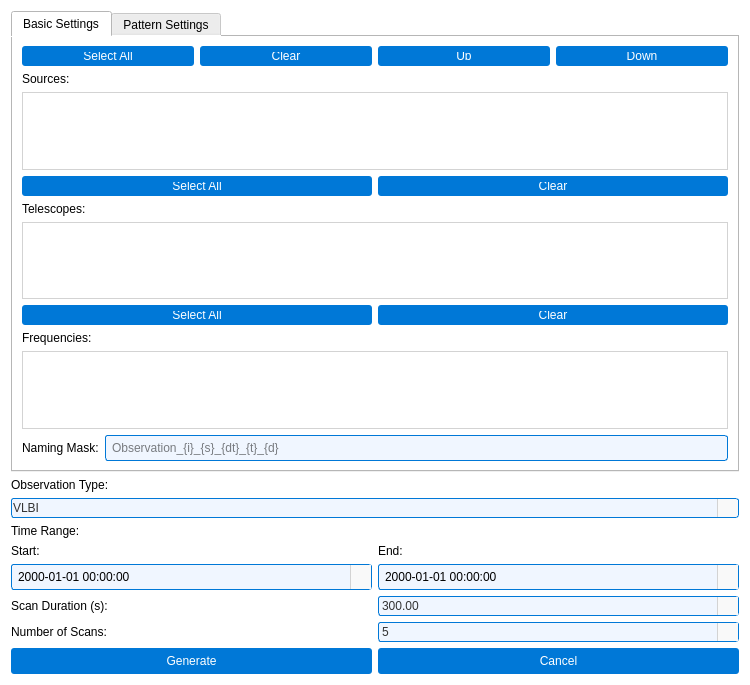
Old version of the form pastrocore/gui_pyside/dialog_generate_observations.ui in the repository Torward1024/pAstroCORE.
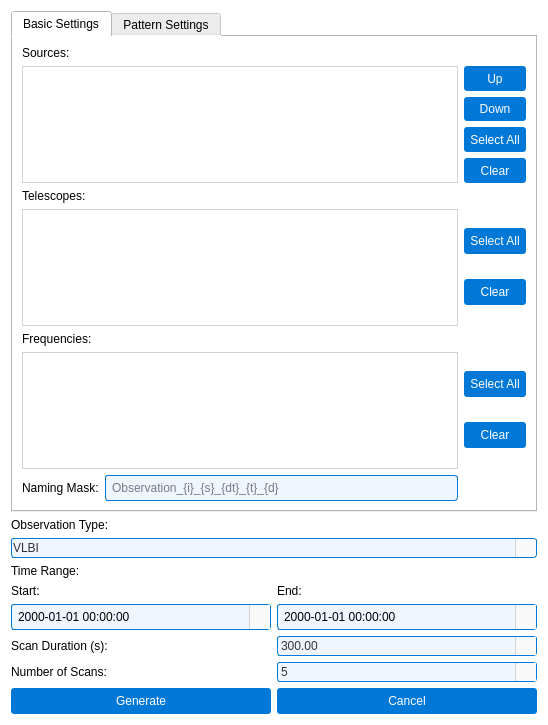
New version of the form. Icons and pictures are not drawn.

Patch:
```diff
--- a/pastrocore/gui_pyside/dialog_generate_observations.ui
+++ b/pastrocore/gui_pyside/dialog_generate_observations.ui
@@ -6,8 +6,8 @@
    <rect>
     <x>0</x>
     <y>0</y>
-    <width>750</width>
-    <height>685</height>
+    <width>548</width>
+    <height>725</height>
    </rect>
   </property>
   <property name="windowTitle">
@@ -33,336 +33,8 @@
       <attribute name="title">
        <string>Basic Settings</string>
       </attribute>
-      <layout class="QVBoxLayout" name="verticalLayoutBasic">
-       <item>
-        <layout class="QHBoxLayout" name="horizontalLayoutSources">
-         <item>
-          <widget class="QPushButton" name="sourceSelectAllButton">
-           <property name="minimumSize">
-            <size>
-             <width>40</width>
-             <height>20</height>
-            </size>
-           </property>
-           <property name="styleSheet">
-            <string notr="true">
-             QPushButton {
-              background-color: #0078d7;
-              color: #ffffff;
-              padding: 6px;
-              border-radius: 3px;
-              border: none;
-             }
-             QPushButton:hover {
-              background-color: #1a8cff;
-             }
-             QPushButton:pressed {
-              background-color: #005bb5;
-              padding-top: 7px;
-              padding-bottom: 5px;
-             }
-            </string>
-           </property>
-           <property name="text">
-            <string>Select All</string>
-           </property>
-          </widget>
-         </item>
-         <item>
-          <widget class="QPushButton" name="sourceClearButton">
-           <property name="minimumSize">
-            <size>
-             <width>40</width>
-             <height>20</height>
-            </size>
-           </property>
-           <property name="styleSheet">
-            <string notr="true">
-             QPushButton {
-              background-color: #0078d7;
-              color: #ffffff;
-              padding: 6px;
-              border-radius: 3px;
-              border: none;
-             }
-             QPushButton:hover {
-              background-color: #1a8cff;
-             }
-             QPushButton:pressed {
-              background-color: #005bb5;
-              padding-top: 7px;
-              padding-bottom: 5px;
-             }
-            </string>
-           </property>
-           <property name="text">
-            <string>Clear</string>
-           </property>
-          </widget>
-         </item>
-         <item>
-          <widget class="QPushButton" name="sourceUpButton">
-           <property name="minimumSize">
-            <size>
-             <width>40</width>
-             <height>20</height>
-            </size>
-           </property>
-           <property name="styleSheet">
-            <string notr="true">
-             QPushButton {
-              background-color: #0078d7;
-              color: #ffffff;
-              padding: 6px;
-              border-radius: 3px;
-              border: none;
-             }
-             QPushButton:hover {
-              background-color: #1a8cff;
-             }
-             QPushButton:pressed {
-              background-color: #005bb5;
-              padding-top: 7px;
-              padding-bottom: 5px;
-             }
-            </string>
-           </property>
-           <property name="text">
-            <string>Up</string>
-           </property>
-          </widget>
-         </item>
-         <item>
-          <widget class="QPushButton" name="sourceDownButton">
-           <property name="minimumSize">
-            <size>
-             <width>40</width>
-             <height>20</height>
-            </size>
-           </property>
-           <property name="styleSheet">
-            <string notr="true">
-             QPushButton {
-              background-color: #0078d7;
-              color: #ffffff;
-              padding: 6px;
-              border-radius: 3px;
-              border: none;
-             }
-             QPushButton:hover {
-              background-color: #1a8cff;
-             }
-             QPushButton:pressed {
-              background-color: #005bb5;
-              padding-top: 7px;
-              padding-bottom: 5px;
-             }
-            </string>
-           </property>
-           <property name="text">
-            <string>Down</string>
-           </property>
-          </widget>
-         </item>
-        </layout>
-       </item>
-       <item>
-        <widget class="QLabel" name="labelSources">
-         <property name="text">
-          <string>Sources:</string>
-         </property>
-        </widget>
-       </item>
-       <item>
-        <widget class="QListWidget" name="sourceList">
-         <property name="contextMenuPolicy">
-          <enum>Qt::ContextMenuPolicy::CustomContextMenu</enum>
-         </property>
-         <property name="styleSheet">
-          <string notr="true">border: 1px solid #d3d3d3; background-color: #ffffff;</string>
-         </property>
-         <property name="selectionMode">
-          <enum>QAbstractItemView::SelectionMode::MultiSelection</enum>
-         </property>
-        </widget>
-       </item>
-       <item>
-        <layout class="QHBoxLayout" name="horizontalLayoutTelescopes">
-         <item>
-          <widget class="QPushButton" name="telescopeSelectAllButton">
-           <property name="minimumSize">
-            <size>
-             <width>40</width>
-             <height>20</height>
-            </size>
-           </property>
-           <property name="styleSheet">
-            <string notr="true">
-             QPushButton {
-              background-color: #0078d7;
-              color: #ffffff;
-              padding: 6px;
-              border-radius: 3px;
-              border: none;
-             }
-             QPushButton:hover {
-              background-color: #1a8cff;
-             }
-             QPushButton:pressed {
-              background-color: #005bb5;
-              padding-top: 7px;
-              padding-bottom: 5px;
-             }
-            </string>
-           </property>
-           <property name="text">
-            <string>Select All</string>
-           </property>
-          </widget>
-         </item>
-         <item>
-          <widget class="QPushButton" name="telescopeClearButton">
-           <property name="minimumSize">
-            <size>
-             <width>40</width>
-             <height>20</height>
-            </size>
-           </property>
-           <property name="styleSheet">
-            <string notr="true">
-             QPushButton {
-              background-color: #0078d7;
-              color: #ffffff;
-              padding: 6px;
-              border-radius: 3px;
-              border: none;
-             }
-             QPushButton:hover {
-              background-color: #1a8cff;
-             }
-             QPushButton:pressed {
-              background-color: #005bb5;
-              padding-top: 7px;
-              padding-bottom: 5px;
-             }
-            </string>
-           </property>
-           <property name="text">
-            <string>Clear</string>
-           </property>
-          </widget>
-         </item>
-        </layout>
-       </item>
-       <item>
-        <widget class="QLabel" name="labelTelescopes">
-         <property name="text">
-          <string>Telescopes:</string>
-         </property>
-        </widget>
-       </item>
-       <item>
-        <widget class="QListWidget" name="telescopeList">
-         <property name="contextMenuPolicy">
-          <enum>Qt::ContextMenuPolicy::CustomContextMenu</enum>
-         </property>
-         <property name="styleSheet">
-          <string notr="true">border: 1px solid #d3d3d3; background-color: #ffffff;</string>
-         </property>
-         <property name="selectionMode">
-          <enum>QAbstractItemView::SelectionMode::MultiSelection</enum>
-         </property>
-        </widget>
-       </item>
-       <item>
-        <layout class="QHBoxLayout" name="horizontalLayoutFrequencies">
-         <item>
-          <widget class="QPushButton" name="frequencySelectAllButton">
-           <property name="minimumSize">
-            <size>
-             <width>40</width>
-             <height>20</height>
-            </size>
-           </property>
-           <property name="styleSheet">
-            <string notr="true">
-             QPushButton {
-              background-color: #0078d7;
-              color: #ffffff;
-              padding: 6px;
-              border-radius: 3px;
-              border: none;
-             }
-             QPushButton:hover {
-              background-color: #1a8cff;
-             }
-             QPushButton:pressed {
-              background-color: #005bb5;
-              padding-top: 7px;
-              padding-bottom: 5px;
-             }
-            </string>
-           </property>
-           <property name="text">
-            <string>Select All</string>
-           </property>
-          </widget>
-         </item>
-         <item>
-          <widget class="QPushButton" name="frequencyClearButton">
-           <property name="minimumSize">
-            <size>
-             <width>40</width>
-             <height>20</height>
-            </size>
-           </property>
-           <property name="styleSheet">
-            <string notr="true">
-             QPushButton {
-              background-color: #0078d7;
-              color: #ffffff;
-              padding: 6px;
-              border-radius: 3px;
-              border: none;
-             }
-             QPushButton:hover {
-              background-color: #1a8cff;
-             }
-             QPushButton:pressed {
-              background-color: #005bb5;
-              padding-top: 7px;
-              padding-bottom: 5px;
-             }
-            </string>
-           </property>
-           <property name="text">
-            <string>Clear</string>
-           </property>
-          </widget>
-         </item>
-        </layout>
-       </item>
-       <item>
-        <widget class="QLabel" name="labelFrequencies">
-         <property name="text">
-          <string>Frequencies:</string>
-         </property>
-        </widget>
-       </item>
-       <item>
-        <widget class="QListWidget" name="frequencyList">
-         <property name="contextMenuPolicy">
-          <enum>Qt::ContextMenuPolicy::CustomContextMenu</enum>
-         </property>
-         <property name="styleSheet">
-          <string notr="true">border: 1px solid #d3d3d3; background-color: #ffffff;</string>
-         </property>
-         <property name="selectionMode">
-          <enum>QAbstractItemView::SelectionMode::MultiSelection</enum>
-         </property>
-        </widget>
-       </item>
-       <item>
+      <layout class="QGridLayout" name="gridLayout">
+       <item row="9" column="0">
         <layout class="QHBoxLayout" name="horizontalLayoutNaming">
          <item>
           <widget class="QLabel" name="labelNamingMask">
@@ -397,6 +69,334 @@
          </item>
         </layout>
        </item>
+       <item row="8" column="0">
+        <widget class="QListWidget" name="frequencyList">
+         <property name="contextMenuPolicy">
+          <enum>Qt::ContextMenuPolicy::CustomContextMenu</enum>
+         </property>
+         <property name="styleSheet">
+          <string notr="true">border: 1px solid #d3d3d3; background-color: #ffffff;</string>
+         </property>
+         <property name="selectionMode">
+          <enum>QAbstractItemView::SelectionMode::MultiSelection</enum>
+         </property>
+        </widget>
+       </item>
+       <item row="2" column="0">
+        <widget class="QListWidget" name="sourceList">
+         <property name="contextMenuPolicy">
+          <enum>Qt::ContextMenuPolicy::CustomContextMenu</enum>
+         </property>
+         <property name="styleSheet">
+          <string notr="true">border: 1px solid #d3d3d3; background-color: #ffffff;</string>
+         </property>
+         <property name="selectionMode">
+          <enum>QAbstractItemView::SelectionMode::MultiSelection</enum>
+         </property>
+        </widget>
+       </item>
+       <item row="7" column="0">
+        <widget class="QLabel" name="labelFrequencies">
+         <property name="text">
+          <string>Frequencies:</string>
+         </property>
+        </widget>
+       </item>
+       <item row="5" column="0">
+        <widget class="QListWidget" name="telescopeList">
+         <property name="contextMenuPolicy">
+          <enum>Qt::ContextMenuPolicy::CustomContextMenu</enum>
+         </property>
+         <property name="styleSheet">
+          <string notr="true">border: 1px solid #d3d3d3; background-color: #ffffff;</string>
+         </property>
+         <property name="selectionMode">
+          <enum>QAbstractItemView::SelectionMode::MultiSelection</enum>
+         </property>
+        </widget>
+       </item>
+       <item row="4" column="0">
+        <widget class="QLabel" name="labelTelescopes">
+         <property name="text">
+          <string>Telescopes:</string>
+         </property>
+        </widget>
+       </item>
+       <item row="1" column="0">
+        <widget class="QLabel" name="labelSources">
+         <property name="text">
+          <string>Sources:</string>
+         </property>
+        </widget>
+       </item>
+       <item row="2" column="1">
+        <layout class="QGridLayout" name="gridLayout_2">
+         <item row="2" column="0">
+          <widget class="QPushButton" name="sourceSelectAllButton">
+           <property name="minimumSize">
+            <size>
+             <width>40</width>
+             <height>20</height>
+            </size>
+           </property>
+           <property name="styleSheet">
+            <string notr="true">
+             QPushButton {
+              background-color: #0078d7;
+              color: #ffffff;
+              padding: 6px;
+              border-radius: 3px;
+              border: none;
+             }
+             QPushButton:hover {
+              background-color: #1a8cff;
+             }
+             QPushButton:pressed {
+              background-color: #005bb5;
+              padding-top: 7px;
+              padding-bottom: 5px;
+             }
+            </string>
+           </property>
+           <property name="text">
+            <string>Select All</string>
+           </property>
+          </widget>
+         </item>
+         <item row="0" column="0">
+          <widget class="QPushButton" name="sourceUpButton">
+           <property name="minimumSize">
+            <size>
+             <width>40</width>
+             <height>20</height>
+            </size>
+           </property>
+           <property name="styleSheet">
+            <string notr="true">
+             QPushButton {
+              background-color: #0078d7;
+              color: #ffffff;
+              padding: 6px;
+              border-radius: 3px;
+              border: none;
+             }
+             QPushButton:hover {
+              background-color: #1a8cff;
+             }
+             QPushButton:pressed {
+              background-color: #005bb5;
+              padding-top: 7px;
+              padding-bottom: 5px;
+             }
+            </string>
+           </property>
+           <property name="text">
+            <string>Up</string>
+           </property>
+          </widget>
+         </item>
+         <item row="3" column="0">
+          <widget class="QPushButton" name="sourceClearButton">
+           <property name="minimumSize">
+            <size>
+             <width>40</width>
+             <height>20</height>
+            </size>
+           </property>
+           <property name="styleSheet">
+            <string notr="true">
+             QPushButton {
+              background-color: #0078d7;
+              color: #ffffff;
+              padding: 6px;
+              border-radius: 3px;
+              border: none;
+             }
+             QPushButton:hover {
+              background-color: #1a8cff;
+             }
+             QPushButton:pressed {
+              background-color: #005bb5;
+              padding-top: 7px;
+              padding-bottom: 5px;
+             }
+            </string>
+           </property>
+           <property name="text">
+            <string>Clear</string>
+           </property>
+          </widget>
+         </item>
+         <item row="1" column="0">
+          <widget class="QPushButton" name="sourceDownButton">
+           <property name="minimumSize">
+            <size>
+             <width>40</width>
+             <height>20</height>
+            </size>
+           </property>
+           <property name="styleSheet">
+            <string notr="true">
+             QPushButton {
+              background-color: #0078d7;
+              color: #ffffff;
+              padding: 6px;
+              border-radius: 3px;
+              border: none;
+             }
+             QPushButton:hover {
+              background-color: #1a8cff;
+             }
+             QPushButton:pressed {
+              background-color: #005bb5;
+              padding-top: 7px;
+              padding-bottom: 5px;
+             }
+            </string>
+           </property>
+           <property name="text">
+            <string>Down</string>
+           </property>
+          </widget>
+         </item>
+        </layout>
+       </item>
+       <item row="5" column="1">
+        <layout class="QGridLayout" name="gridLayout_3">
+         <item row="1" column="1">
+          <widget class="QPushButton" name="telescopeClearButton">
+           <property name="minimumSize">
+            <size>
+             <width>40</width>
+             <height>20</height>
+            </size>
+           </property>
+           <property name="styleSheet">
+            <string notr="true">
+             QPushButton {
+              background-color: #0078d7;
+              color: #ffffff;
+              padding: 6px;
+              border-radius: 3px;
+              border: none;
+             }
+             QPushButton:hover {
+              background-color: #1a8cff;
+             }
+             QPushButton:pressed {
+              background-color: #005bb5;
+              padding-top: 7px;
+              padding-bottom: 5px;
+             }
+            </string>
+           </property>
+           <property name="text">
+            <string>Clear</string>
+           </property>
+          </widget>
+         </item>
+         <item row="0" column="1">
+          <widget class="QPushButton" name="telescopeSelectAllButton">
+           <property name="minimumSize">
+            <size>
+             <width>40</width>
+             <height>20</height>
+            </size>
+           </property>
+           <property name="styleSheet">
+            <string notr="true">
+             QPushButton {
+              background-color: #0078d7;
+              color: #ffffff;
+              padding: 6px;
+              border-radius: 3px;
+              border: none;
+             }
+             QPushButton:hover {
+              background-color: #1a8cff;
+             }
+             QPushButton:pressed {
+              background-color: #005bb5;
+              padding-top: 7px;
+              padding-bottom: 5px;
+             }
+            </string>
+           </property>
+           <property name="text">
+            <string>Select All</string>
+           </property>
+          </widget>
+         </item>
+        </layout>
+       </item>
+       <item row="8" column="1">
+        <layout class="QGridLayout" name="gridLayout_4">
+         <item row="1" column="1">
+          <widget class="QPushButton" name="frequencyClearButton">
+           <property name="minimumSize">
+            <size>
+             <width>40</width>
+             <height>20</height>
+            </size>
+           </property>
+           <property name="styleSheet">
+            <string notr="true">
+             QPushButton {
+              background-color: #0078d7;
+              color: #ffffff;
+              padding: 6px;
+              border-radius: 3px;
+              border: none;
+             }
+             QPushButton:hover {
+              background-color: #1a8cff;
+             }
+             QPushButton:pressed {
+              background-color: #005bb5;
+              padding-top: 7px;
+              padding-bottom: 5px;
+             }
+            </string>
+           </property>
+           <property name="text">
+            <string>Clear</string>
+           </property>
+          </widget>
+         </item>
+         <item row="0" column="1">
+          <widget class="QPushButton" name="frequencySelectAllButton">
+           <property name="minimumSize">
+            <size>
+             <width>40</width>
+             <height>20</height>
+            </size>
+           </property>
+           <property name="styleSheet">
+            <string notr="true">
+             QPushButton {
+              background-color: #0078d7;
+              color: #ffffff;
+              padding: 6px;
+              border-radius: 3px;
+              border: none;
+             }
+             QPushButton:hover {
+              background-color: #1a8cff;
+             }
+             QPushButton:pressed {
+              background-color: #005bb5;
+              padding-top: 7px;
+              padding-bottom: 5px;
+             }
+            </string>
+           </property>
+           <property name="text">
+            <string>Select All</string>
+           </property>
+          </widget>
+         </item>
+        </layout>
+       </item>
       </layout>
      </widget>
      <widget class="QWidget" name="tabPattern">
```
Left out of the diff: 36 changed lines with no effect on the pictures.
